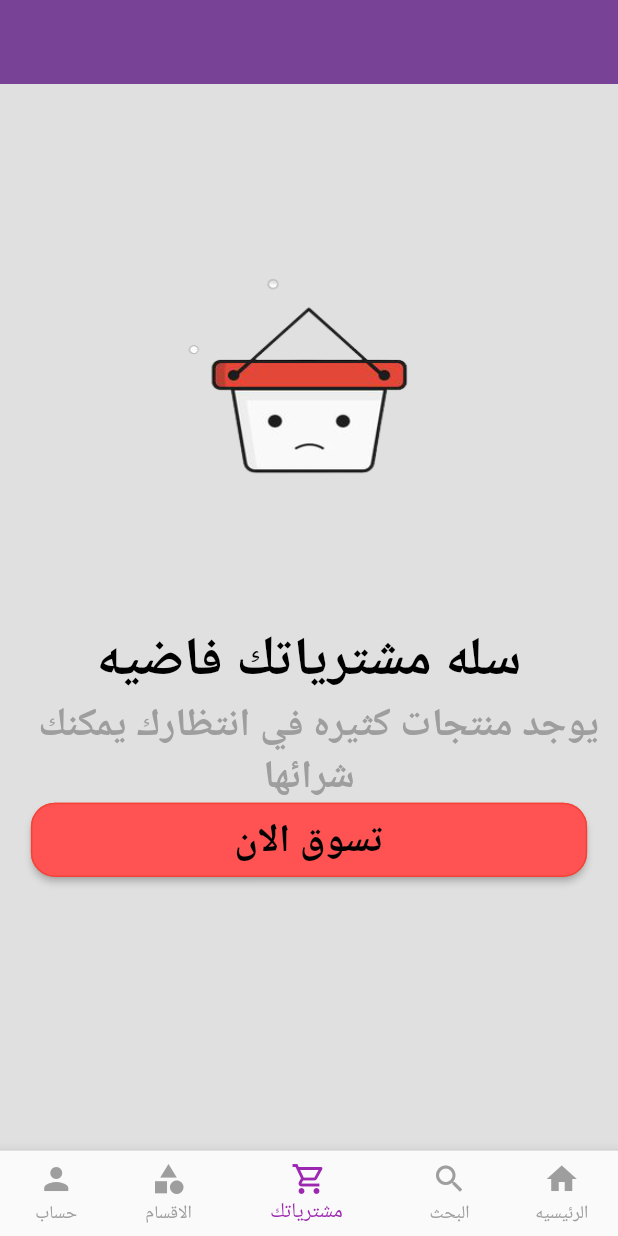
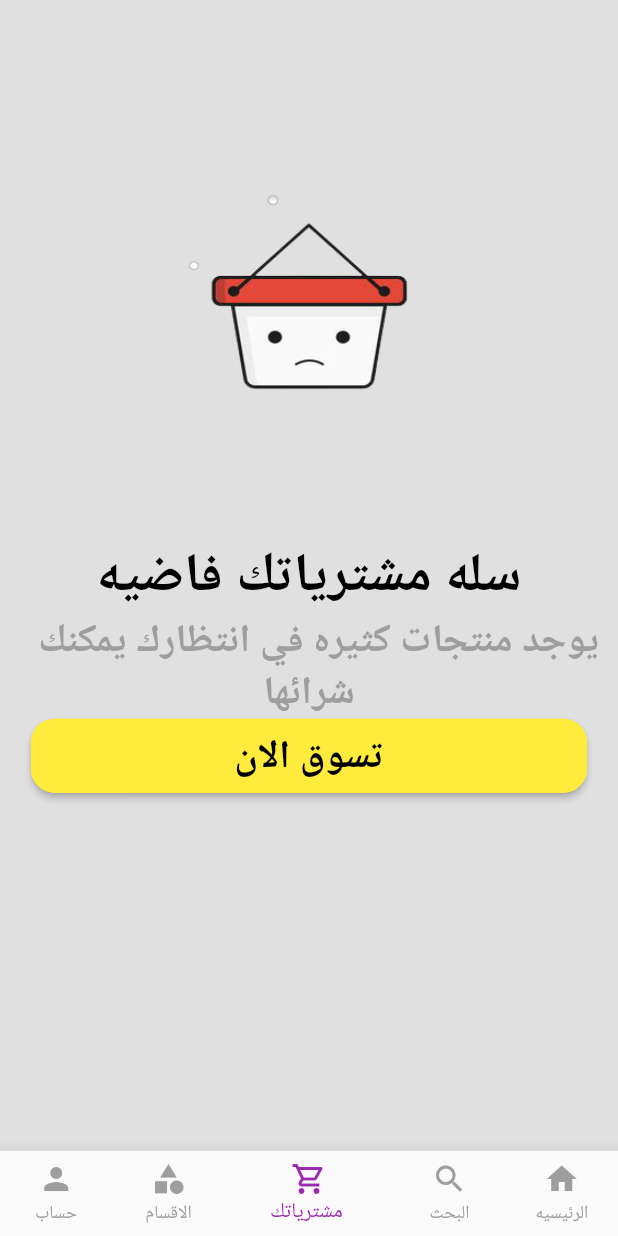
Before and after one commit to Esraa-Saleh374/Shopping-App, a Flutter app: the screen it shows after launch, item 3 of the bottom bar chosen, on a phone screen of 412 x 824 dp. Run offline on Flutter 3.47's test engine with Material 2 defaults, Android fonts, the phone set to English and light mode, and no system bars; our stand-ins replace badges, shared_preferences; missing offline and left inert: image_picker_for_web, list_tile_switch, shared_preferences_web; network calls fail.

Commit message:
Color of icon

```diff
--- a/lib/screens/cart.dart
+++ b/lib/screens/cart.dart
@@ -53,27 +53,9 @@ class CartScreen extends StatelessWidget {
     }
 
     return cartProvider.getCartItem.isEmpty
-        ? Scaffold(
-            appBar: AppBar(
-              backgroundColor: Color.fromARGB(255, 120, 66, 150),
-            ),
-            body: CartEmpty())
+        ? Scaffold(body: CartEmpty())
         : Scaffold(
             bottomSheet: checkoutSection(context),
-            // appBar: AppBar(
-            //   title: Text('Cart (${cartProvider.getCartItem.length})'),
-            //   backgroundColor: Color.fromARGB(255, 120, 66, 150),
-            //   actions: [
-            //     IconButton(
-            //       onPressed: () {
-            //         _showDialog("Clear Cart!", "Products will be cleard  ", () {
-            //           cartProvider.clearCart();
-            //         });
-            //       },
-            //       icon: Icon(Icons.delete),
-            //     )
-            //   ],
-            // ),
             body: ShowappBar(
               hight: 200,
               child: Padding(
--- a/lib/screens/empty_cart.dart
+++ b/lib/screens/empty_cart.dart
@@ -48,9 +48,9 @@ class CartEmpty extends StatelessWidget {
                 onPressed: () {},
                 shape: RoundedRectangleBorder(
                   borderRadius: BorderRadius.circular(16),
-                  side: BorderSide(color: Colors.red),
+                  side: BorderSide(color: Colors.yellow),
                 ),
-                color: Colors.redAccent,
+                color: Colors.yellow,
                 child: Text(
                   'تسوق الان '.toUpperCase(),
                   textAlign: TextAlign.center,
--- a/lib/screens/feeds.dart
+++ b/lib/screens/feeds.dart
@@ -12,10 +12,7 @@ class Feeds extends StatelessWidget {
   Widget build(BuildContext context) {
     final productProvider = Provider.of<Products>(context);
     List<Product> prodlist = productProvider.products;
-    final propopular = ModalRoute.of(context)!.settings.arguments as String;
-    if (propopular == "popular") {
-      prodlist = productProvider.populardProduct;
-    }
+
     return Scaffold(
       body: StaggeredGridView.countBuilder(
         crossAxisCount: 6,
```
Also changed, not shown: 5 other files.
